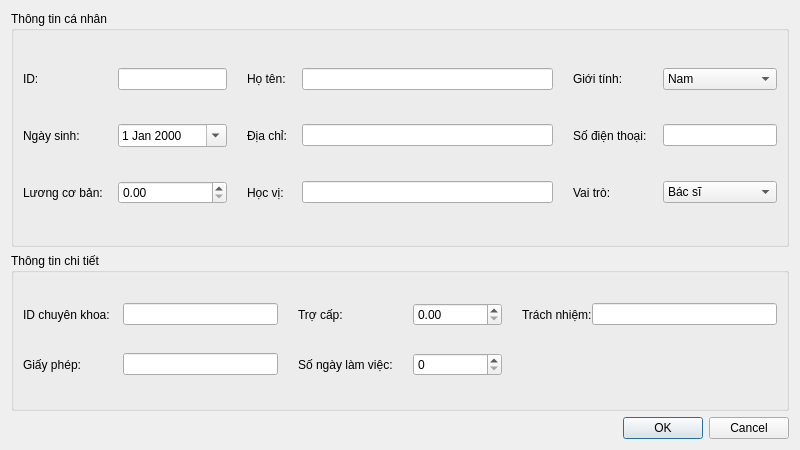
The window that src/views/EmployeeRecordView.ui (Taylor3691/Hospital-Management-Project) describes before a commit, drawn with Qt 5.
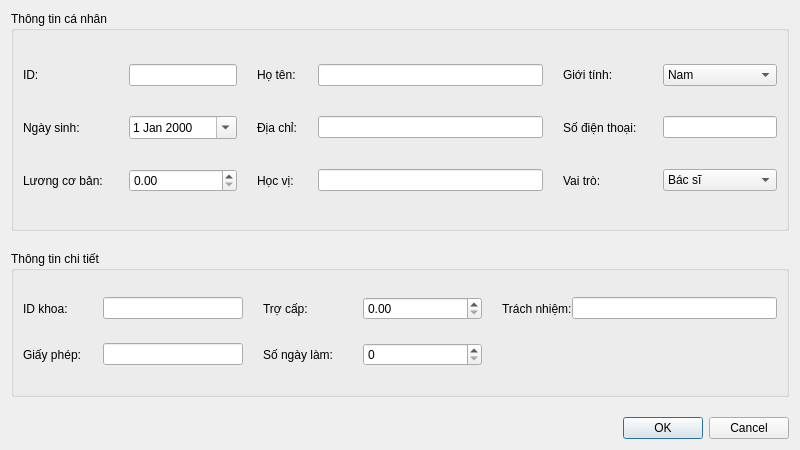
The same window after the commit. Icons and pictures are not drawn.

Commit message: chore(ui): update font size, font family and widgets' width

```diff
--- a/src/views/EmployeeRecordView.ui
+++ b/src/views/EmployeeRecordView.ui
@@ -2246,6 +2246,9 @@
    <bool>true</bool>
   </property>
   <layout class="QVBoxLayout" name="verticalLayout">
+   <property name="spacing">
+    <number>20</number>
+   </property>
    <item>
     <layout class="QVBoxLayout" name="verticalLayout_2" stretch="3,2">
      <item>
@@ -2253,7 +2256,7 @@
        <property name="title">
         <string>Thông tin cá nhân</string>
        </property>
-       <layout class="QGridLayout" name="gridLayout_2" columnstretch="2,3,2">
+       <layout class="QGridLayout" name="gridLayout_2" columnstretch="3,4,3">
         <property name="horizontalSpacing">
          <number>20</number>
         </property>
@@ -2269,7 +2272,7 @@
             </property>
             <property name="minimumSize">
              <size>
-              <width>55</width>
+              <width>61</width>
               <height>0</height>
              </size>
             </property>
@@ -2295,7 +2298,7 @@
             </property>
             <property name="minimumSize">
              <size>
-              <width>95</width>
+              <width>106</width>
               <height>0</height>
              </size>
             </property>
@@ -2331,7 +2334,7 @@
             </property>
             <property name="minimumSize">
              <size>
-              <width>90</width>
+              <width>100</width>
               <height>0</height>
              </size>
             </property>
@@ -2357,7 +2360,7 @@
             </property>
             <property name="minimumSize">
              <size>
-              <width>55</width>
+              <width>61</width>
               <height>0</height>
              </size>
             </property>
@@ -2383,7 +2386,7 @@
             </property>
             <property name="minimumSize">
              <size>
-              <width>90</width>
+              <width>100</width>
               <height>0</height>
              </size>
             </property>
@@ -2426,7 +2429,7 @@
             </property>
             <property name="minimumSize">
              <size>
-              <width>95</width>
+              <width>106</width>
               <height>0</height>
              </size>
             </property>
@@ -2465,7 +2468,7 @@
             </property>
             <property name="minimumSize">
              <size>
-              <width>95</width>
+              <width>106</width>
               <height>0</height>
              </size>
             </property>
@@ -2491,7 +2494,7 @@
             </property>
             <property name="minimumSize">
              <size>
-              <width>55</width>
+              <width>61</width>
               <height>0</height>
              </size>
             </property>
@@ -2517,7 +2520,7 @@
             </property>
             <property name="minimumSize">
              <size>
-              <width>90</width>
+              <width>100</width>
               <height>0</height>
              </size>
             </property>
@@ -2561,7 +2564,7 @@
        <property name="title">
         <string>Thông tin chi tiết</string>
        </property>
-       <layout class="QGridLayout" name="gridLayout" columnstretch="5,4,5">
+       <layout class="QGridLayout" name="gridLayout" columnstretch="4,4,5">
         <property name="horizontalSpacing">
          <number>20</number>
         </property>
@@ -2577,12 +2580,12 @@
             </property>
             <property name="minimumSize">
              <size>
-              <width>100</width>
+              <width>80</width>
               <height>0</height>
              </size>
             </property>
             <property name="text">
-             <string>ID chuyên khoa:</string>
+             <string>ID khoa:</string>
             </property>
            </widget>
           </item>
@@ -2603,7 +2606,7 @@
             </property>
             <property name="minimumSize">
              <size>
-              <width>115</width>
+              <width>100</width>
               <height>0</height>
              </size>
             </property>
@@ -2662,7 +2665,7 @@
             </property>
             <property name="minimumSize">
              <size>
-              <width>100</width>
+              <width>80</width>
               <height>0</height>
              </size>
             </property>
@@ -2688,12 +2691,12 @@
             </property>
             <property name="minimumSize">
              <size>
-              <width>115</width>
+              <width>100</width>
               <height>0</height>
              </size>
             </property>
             <property name="text">
-             <string>Số ngày làm việc:</string>
+             <string>Số ngày làm:</string>
             </property>
            </widget>
           </item>
```
Left out of the diff: 1 changed line with no effect on the pictures. The commit also changes 3 other files.
